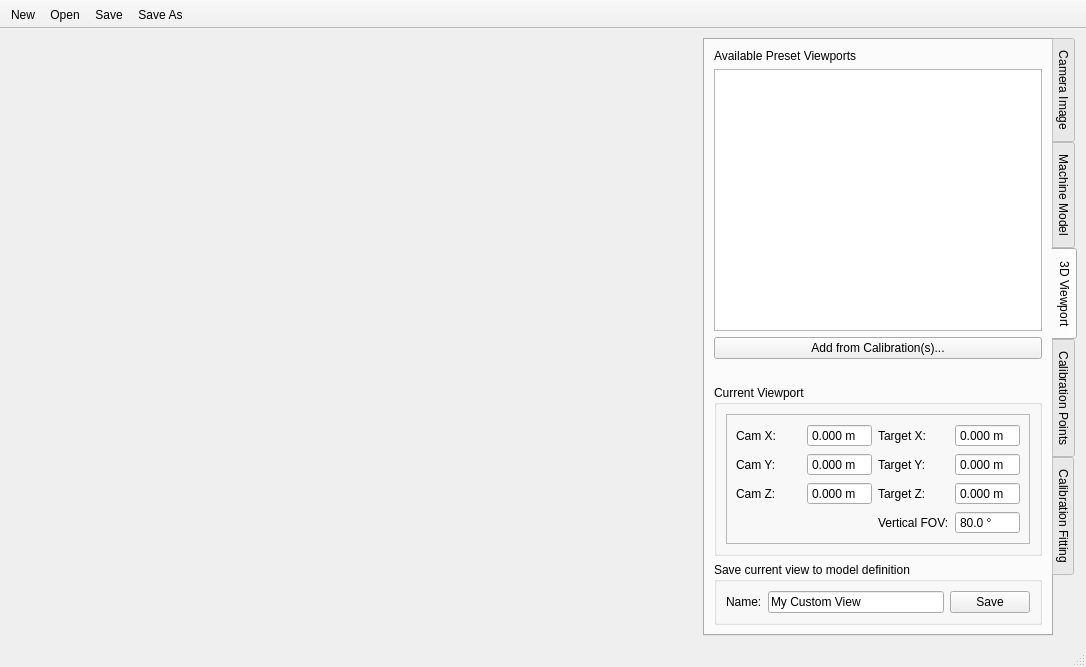
euratom-software/calcam, file calcam/gui/fitting_calib.ui: the form before one commit.
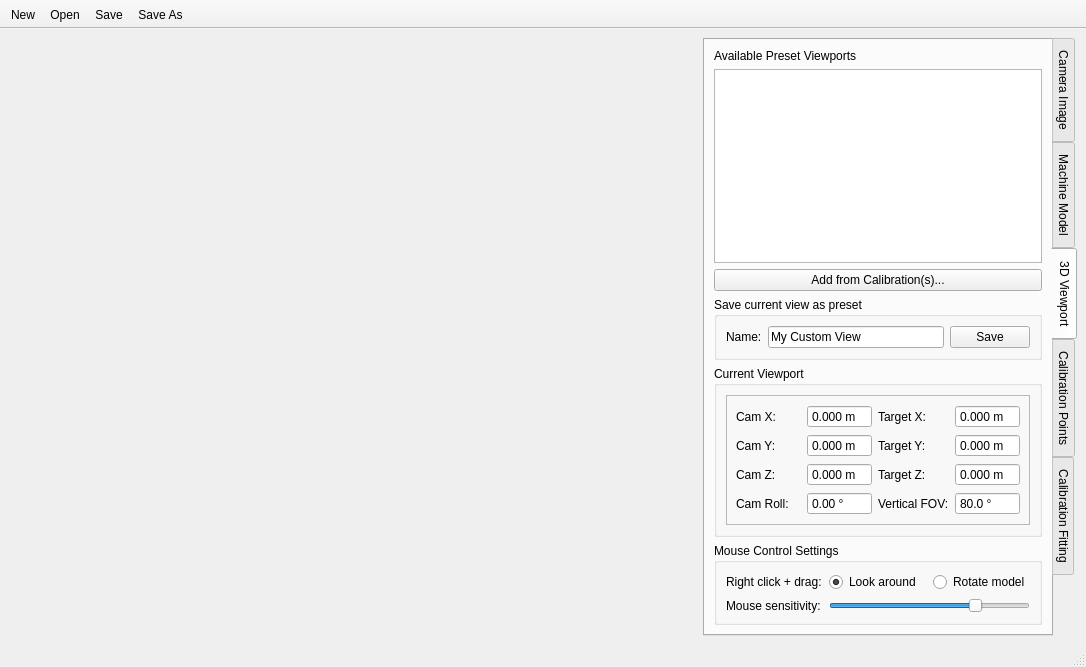
The form after the commit. The open tabs and pages were chosen to show the change.

Commit message: 3D interaction and view related stuff: camera roll, orthogonal projection, control settings.

```diff
--- a/calcam/gui/fitting_calib.ui
+++ b/calcam/gui/fitting_calib.ui
@@ -743,20 +743,34 @@
          </widget>
         </item>
         <item>
-         <spacer name="horizontalSpacer">
-          <property name="orientation">
-           <enum>Qt::Horizontal</enum>
+         <widget class="QGroupBox" name="groupBox_5">
+          <property name="title">
+           <string>Save current view as preset</string>
           </property>
-          <property name="sizeType">
-           <enum>QSizePolicy::Expanding</enum>
-          </property>
-          <property name="sizeHint" stdset="0">
-           <size>
-            <width>40</width>
-            <height>20</height>
-           </size>
-          </property>
-         </spacer>
+          <layout class="QHBoxLayout" name="horizontalLayout_3">
+           <item>
+            <widget class="QLabel" name="label_17">
+             <property name="text">
+              <string>Name:</string>
+             </property>
+            </widget>
+           </item>
+           <item>
+            <widget class="QLineEdit" name="view_save_name">
+             <property name="text">
+              <string>My Custom View</string>
+             </property>
+            </widget>
+           </item>
+           <item>
+            <widget class="QPushButton" name="save_view_button">
+             <property name="text">
+              <string>Save</string>
+             </property>
+            </widget>
+           </item>
+          </layout>
+         </widget>
         </item>
         <item>
          <widget class="QGroupBox" name="groupBox">
@@ -1018,6 +1032,35 @@
                 </property>
                </widget>
               </item>
+              <item row="3" column="0">
+               <widget class="QLabel" name="label_2">
+                <property name="text">
+                 <string>Cam Roll:</string>
+                </property>
+               </widget>
+              </item>
+              <item row="3" column="1">
+               <widget class="QDoubleSpinBox" name="cam_roll">
+                <property name="buttonSymbols">
+                 <enum>QAbstractSpinBox::NoButtons</enum>
+                </property>
+                <property name="keyboardTracking">
+                 <bool>false</bool>
+                </property>
+                <property name="suffix">
+                 <string> °</string>
+                </property>
+                <property name="decimals">
+                 <number>2</number>
+                </property>
+                <property name="minimum">
+                 <double>-90.000000000000000</double>
+                </property>
+                <property name="maximum">
+                 <double>90.000000000000000</double>
+                </property>
+               </widget>
+              </item>
              </layout>
             </widget>
            </item>
@@ -1025,29 +1068,61 @@
          </widget>
         </item>
         <item>
-         <widget class="QGroupBox" name="groupBox_5">
+         <widget class="QGroupBox" name="groupBox_10">
           <property name="title">
-           <string>Save current view to model definition</string>
+           <string>Mouse Control Settings</string>
           </property>
-          <layout class="QHBoxLayout" name="horizontalLayout_3">
-           <item>
-            <widget class="QLabel" name="label_17">
+          <layout class="QGridLayout" name="gridLayout_15">
+           <item row="0" column="1">
+            <widget class="QRadioButton" name="rmb_lookaround">
              <property name="text">
-              <string>Name:</string>
+              <string>Look around</string>
              </property>
+             <property name="checked">
+              <bool>true</bool>
+             </property>
             </widget>
            </item>
-           <item>
-            <widget class="QLineEdit" name="view_save_name">
+           <item row="0" column="2">
+            <widget class="QRadioButton" name="rmb_rotate">
              <property name="text">
-              <string>My Custom View</string>
+              <string>Rotate model</string>
              </property>
             </widget>
            </item>
-           <item>
-            <widget class="QPushButton" name="save_view_button">
+           <item row="0" column="0">
+            <widget class="QLabel" name="label_20">
              <property name="text">
-              <string>Save</string>
+              <string>Right click + drag:</string>
+             </property>
+            </widget>
+           </item>
+           <item row="1" column="0">
+            <widget class="QLabel" name="label_23">
+             <property name="text">
+              <string>Mouse sensitivity:</string>
+             </property>
+            </widget>
+           </item>
+           <item row="1" column="1" colspan="2">
+            <widget class="QSlider" name="control_sensitivity_slider">
+             <property name="minimum">
+              <number>1</number>
+             </property>
+             <property name="maximum">
+              <number>100</number>
+             </property>
+             <property name="singleStep">
+              <number>1</number>
+             </property>
+             <property name="value">
+              <number>75</number>
+             </property>
+             <property name="tracking">
+              <bool>false</bool>
+             </property>
+             <property name="orientation">
+              <enum>Qt::Horizontal</enum>
              </property>
             </widget>
            </item>
```
Left out of the diff: 21 changed lines with no effect on the pictures. The commit also changes 12 other files.
